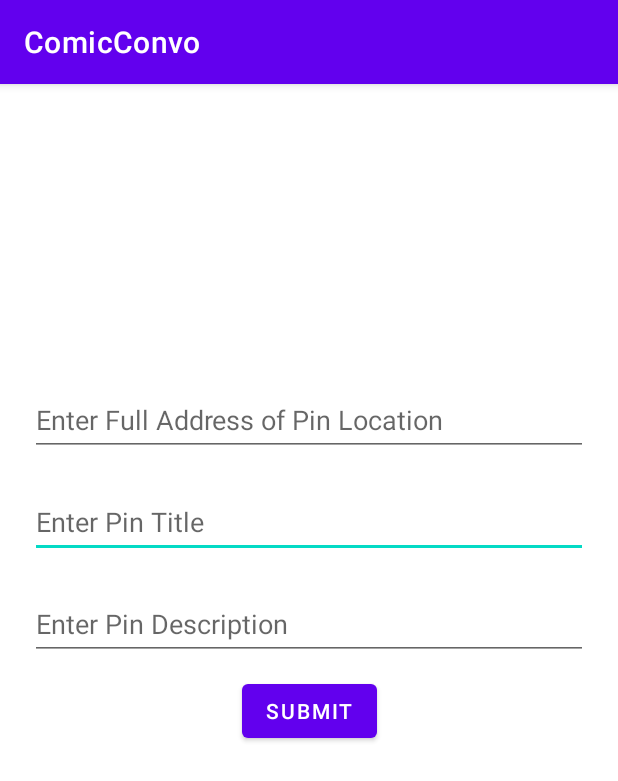
After one commit to Taylor-Girard/ComicConvo, an Android app: the AddPinActivity screen opened directly, with no data from a screen before it, on a phone screen of 412 x 824 dp. The commit adds this screen. Shown: the top 781 px of the screen. Run offline under Robolectric (Android 15) with nearby library versions, the phone set to English and light mode, and no system bars; libraries missing offline, so code that uses them is left out: com.codepath.asynchttpclient.

Commit message:
Connected to geocoding API; latitude and longitude able to be taken out https://github.com/Taylor-Girard/ComicConvo/issues/6

```diff
--- a/app/src/main/AndroidManifest.xml
+++ b/app/src/main/AndroidManifest.xml
@@ -7,8 +7,8 @@
     <uses-permission android:name="android.permission.ACCESS_NETWORK_STATE" />
     <uses-permission android:name="android.permission.ACCESS_WIFI_STATE" />
     <uses-permission android:name="android.permission.READ_EXTERNAL_STORAGE" />
-    <uses-permission android:name="android.permission.ACCESS_FINE_LOCATION"/>
-    <uses-permission android:name="android.permission.ACCESS_COARSE_LOCATION"/>
+    <uses-permission android:name="android.permission.ACCESS_FINE_LOCATION" />
+    <uses-permission android:name="android.permission.ACCESS_COARSE_LOCATION" />
 
     <application
         android:name=".tools.ParseApplication"
@@ -22,7 +22,9 @@
         android:theme="@style/Theme.ComicConvo"
         android:usesCleartextTraffic="true"
         tools:targetApi="31">
-
+        <activity
+            android:name=".activities.AddPinActivity"
+            android:exported="false" />
         <activity
             android:name=".activities.IndividualMessageActivity"
             android:exported="false" />
--- /dev/null
+++ b/app/src/main/java/com/taylorgirard/comicconvo/activities/AddPinActivity.java
@@ -0,0 +1,82 @@
+package com.taylorgirard.comicconvo.activities;
+
+import androidx.appcompat.app.AppCompatActivity;
+
+import android.os.Bundle;
+import android.util.Log;
+import android.view.View;
+import android.widget.Button;
+import android.widget.EditText;
+
+import com.codepath.asynchttpclient.AsyncHttpClient;
+import com.codepath.asynchttpclient.RequestParams;
+import com.codepath.asynchttpclient.callback.JsonHttpResponseHandler;
+import com.taylorgirard.comicconvo.R;
+import com.taylorgirard.comicconvo.models.Comic;
+
+import org.json.JSONArray;
+import org.json.JSONException;
+import org.json.JSONObject;
+
+import okhttp3.Headers;
+
+public class AddPinActivity extends AppCompatActivity {
+
+    public static final String TAG = "AddPinActivity";
+    public static final String GOOGLE_GEOCODING_URL = "https://maps.googleapis.com/maps/api/geocode/json?key=AIzaSyDoKhZT8b-MhuxU44ANpry8ELusa3R4hYg";
+
+    EditText etPinAddress;
+    EditText etPinTitle;
+    EditText etPinDescription;
+    Button btnSubmitPin;
+
+    @Override
+    protected void onCreate(Bundle savedInstanceState) {
+        super.onCreate(savedInstanceState);
+        setContentView(R.layout.activity_add_pin);
+
+        etPinAddress = findViewById(R.id.etPinAddress);
+        etPinTitle = findViewById(R.id.etPinTitle);
+        etPinDescription = findViewById(R.id.etPinDescription);
+        btnSubmitPin = findViewById(R.id.btnSubmitPin);
+
+        btnSubmitPin.setOnClickListener(new View.OnClickListener() {
+            @Override
+            public void onClick(View v) {
+                String query = etPinAddress.getText().toString();
+                AsyncHttpClient client = new AsyncHttpClient();
+                RequestParams params = new RequestParams();
+                params.put("address", query);
+                client.get(GOOGLE_GEOCODING_URL, params, new JsonHttpResponseHandler() {
+                    @Override
+                    public void onSuccess(int statusCode, Headers headers, JSON json) {
+                        Log.d(TAG,"onSuccess");
+                        JSONObject jsonObject = json.jsonObject;
+                        try {
+                            JSONArray results = jsonObject.getJSONArray("results");
+                            Log.i(TAG, "Results" + results.toString());
+                            JSONObject addressComponents = results.getJSONObject(0);
+                            Log.i(TAG, "Address components" + addressComponents.toString());
+                            JSONObject geometry = addressComponents.getJSONObject("geometry");
+                            Log.i(TAG, "Geometry" + geometry.toString());
+                            JSONObject location = geometry.getJSONObject("location");
+                            Log.i(TAG, "Location" + location.toString());
+                            Double lat = location.getDouble("lat");
+                            Log.i(TAG, "Lat" + lat);
+                            Double lng = location.getDouble("lng");
+                            Log.i(TAG, "Lng" + lng);
+                        } catch (JSONException e) {
+                            e.printStackTrace();
+                        }
+                    }
+
+                    @Override
+                    public void onFailure(int statusCode, Headers headers, String response, Throwable throwable) {
+                        Log.e(TAG, "onFailure " + statusCode);
+                    }
+                });
+            }
+        });
+
+    }
+}
--- a/app/src/main/java/com/taylorgirard/comicconvo/activities/IndividualMessageActivity.java
+++ b/app/src/main/java/com/taylorgirard/comicconvo/activities/IndividualMessageActivity.java
@@ -3,6 +3,7 @@ package com.taylorgirard.comicconvo.activities;
 import androidx.appcompat.app.AppCompatActivity;
 
 import android.os.Bundle;
+import android.widget.EditText;
 
 import com.taylorgirard.comicconvo.R;
 
--- a/app/src/main/java/com/taylorgirard/comicconvo/fragments/MapFragment.java
+++ b/app/src/main/java/com/taylorgirard/comicconvo/fragments/MapFragment.java
@@ -48,6 +48,7 @@ import com.google.android.gms.tasks.OnFailureListener;
 import com.google.android.gms.tasks.OnSuccessListener;
 import com.google.android.gms.tasks.Task;
 import com.taylorgirard.comicconvo.R;
+import com.taylorgirard.comicconvo.activities.AddPinActivity;
 import com.taylorgirard.comicconvo.activities.MainActivity;
 
 public class MapFragment extends Fragment{
@@ -92,27 +93,6 @@ public class MapFragment extends Fragment{
                 getDeviceLocation(googleMap);
 
                 googleMap.setMyLocationEnabled(true);
-
-                // When map is loaded
-                googleMap.setOnMapClickListener(new GoogleMap.OnMapClickListener() {
-
-                    @Override
-                    public void onMapClick(LatLng latLng) {
-                        // When clicked on map
-                        // Initialize marker options
-                        MarkerOptions markerOptions=new MarkerOptions();
-                        // Set position of marker
-                        markerOptions.position(latLng);
-                        // Set title of marker
-                        markerOptions.title(latLng.latitude+" : "+latLng.longitude);
-                        // Animating to zoom the marker
-                        googleMap.animateCamera(CameraUpdateFactory.newLatLngZoom(latLng,10));
-                        // Add marker on map
-                        googleMap.addMarker(markerOptions);
-                    }
-                });
-
-
             }
         });
         // Return view
@@ -141,5 +121,13 @@ public class MapFragment extends Fragment{
     public void onViewCreated(@NonNull View view, @Nullable Bundle savedInstanceState) {
         super.onViewCreated(view, savedInstanceState);
         ibAddPin = view.findViewById(R.id.ibAddPin);
+
+        ibAddPin.setOnClickListener(new View.OnClickListener() {
+            @Override
+            public void onClick(View v) {
+                Intent intent = new Intent(getContext(), AddPinActivity.class);
+                startActivity(intent);
+            }
+        });
     }
 }
--- /dev/null
+++ b/app/src/main/res/layout/activity_add_pin.xml
@@ -0,0 +1,52 @@
+<?xml version="1.0" encoding="utf-8"?>
+<androidx.constraintlayout.widget.ConstraintLayout xmlns:android="http://schemas.android.com/apk/res/android"
+    xmlns:app="http://schemas.android.com/apk/res-auto"
+    xmlns:tools="http://schemas.android.com/tools"
+    android:layout_width="match_parent"
+    android:layout_height="match_parent"
+    android:autofillHints="@string/enter_title"
+    tools:context=".activities.AddPinActivity">
+
+    <EditText
+        android:id="@+id/etPinTitle"
+        android:layout_width="match_parent"
+        android:layout_height="@dimen/clickable"
+        android:layout_margin="@dimen/image_margin_top"
+        android:layout_marginStart="20dp"
+        android:hint="@string/enter_title"
+        app:layout_constraintStart_toStartOf="parent"
+        app:layout_constraintTop_toBottomOf="@+id/etPinAddress"></EditText>
+
+    <EditText
+        android:id="@+id/etPinAddress"
+        android:layout_width="match_parent"
+        android:layout_height="@dimen/clickable"
+        android:layout_marginStart="@dimen/image_margin_top"
+        android:layout_marginTop="@dimen/cover_height_list"
+        android:layout_marginEnd="@dimen/image_margin_top"
+        android:hint="@string/enter_address"
+        app:layout_constraintEnd_toEndOf="parent"
+        app:layout_constraintStart_toStartOf="parent"
+        app:layout_constraintTop_toTopOf="parent"></EditText>
+
+    <EditText
+        android:id="@+id/etPinDescription"
+        android:layout_width="match_parent"
+        android:layout_height="@dimen/clickable"
+        android:layout_margin="@dimen/image_margin_top"
+        android:layout_marginStart="20dp"
+        android:hint="@string/enter_description"
+        app:layout_constraintStart_toStartOf="parent"
+        app:layout_constraintTop_toBottomOf="@+id/etPinTitle"></EditText>
+
+    <Button
+        android:id="@+id/btnSubmitPin"
+        android:layout_width="wrap_content"
+        android:layout_height="wrap_content"
+        android:layout_marginTop="@dimen/space_between_items"
+        android:text="@string/submit"
+        app:layout_constraintEnd_toEndOf="parent"
+        app:layout_constraintStart_toStartOf="parent"
+        app:layout_constraintTop_toBottomOf="@+id/etPinDescription" />
+
+</androidx.constraintlayout.widget.ConstraintLayout>
--- a/app/src/main/res/values/strings.xml
+++ b/app/src/main/res/values/strings.xml
@@ -14,4 +14,7 @@
     <string name="logout">Logout</string>
     <string name="submit">Submit</string>
     <string name="remove">Remove</string>
+    <string name="enter_title">Enter Pin Title</string>
+    <string name="enter_description">Enter Pin Description</string>
+    <string name="enter_address">Enter Full Address of Pin Location</string>
 </resources>
```
